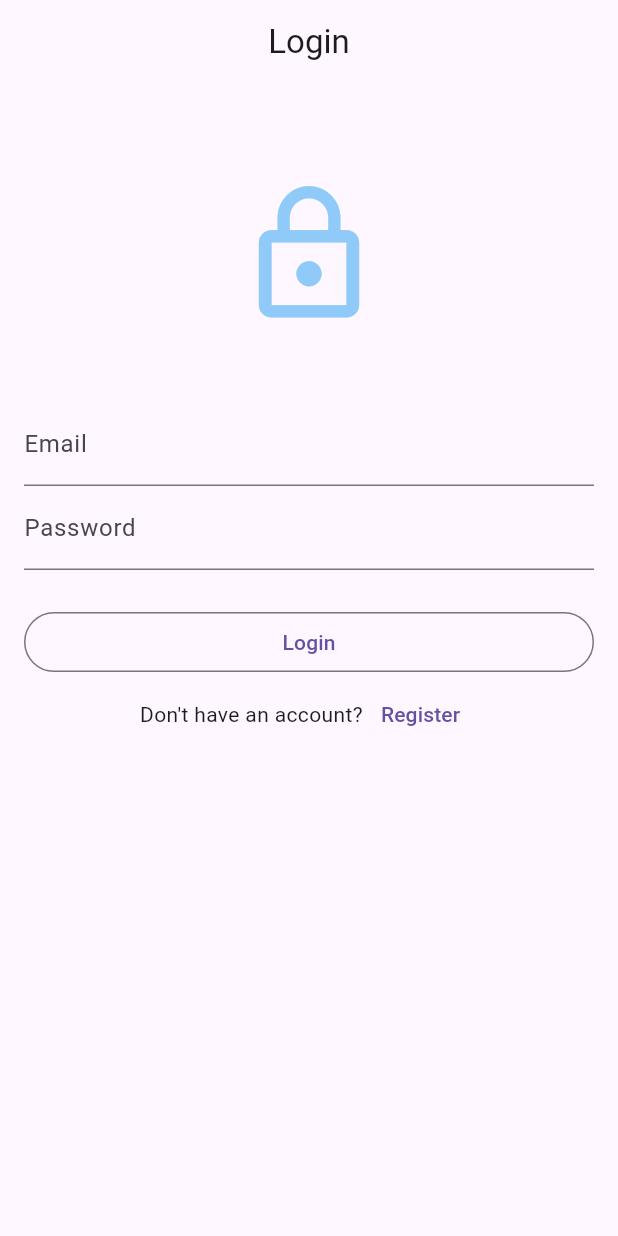
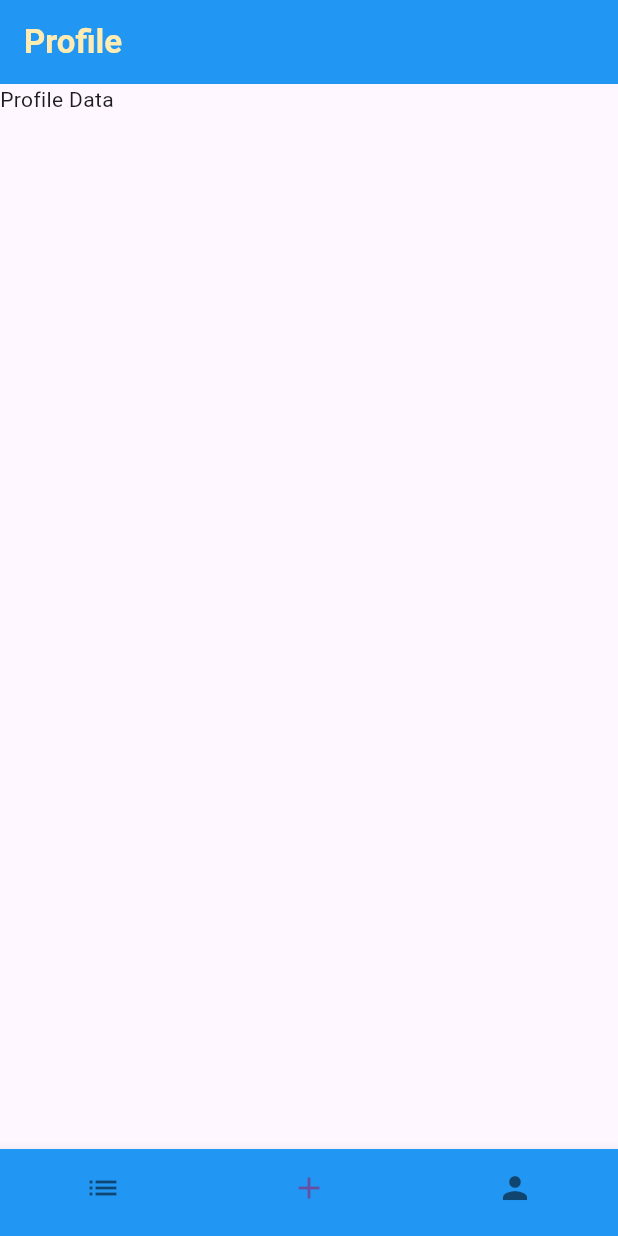
Before and after one commit to kyliantaguelmint/MobileProgrammingFinalProject, a Flutter app: the screen it shows after launch, on a phone screen of 412 x 824 dp. Run offline on Flutter 3.47's test engine with Material 3 defaults, Android fonts, the phone set to English and light mode, and no system bars; our stand-ins replace awesome_notifications, cloud_firestore, firebase_auth, firebase_core; accounts and stored records are empty.

Commit message:
Add profile screen with navigation (to do: Fetching profile data)

```diff
--- a/lib/main.dart
+++ b/lib/main.dart
@@ -1,3 +1,4 @@
+import 'package:firebase/screens/profile_screen.dart';
 import 'package:flutter/material.dart';
 import 'package:firebase_core/firebase_core.dart';
 import 'firebase_options.dart'; // Ce fichier est généré par `flutterfire configure`
@@ -21,10 +22,11 @@ class MyApp extends StatelessWidget {
 
   @override
   Widget build(BuildContext context) {
-    return MaterialApp(initialRoute: 'login', routes: {
+    return MaterialApp(initialRoute: 'profile', routes: {
       'home': (context) => HomeScreen(),
       'login': (context) => const LoginScreen(),
       'register': (context) => const RegisterScreen(),
+      'profile' : (context) => const ProfileScreen(),
     });
   }
 }
--- /dev/null
+++ b/lib/screens/profile_screen.dart
@@ -0,0 +1,81 @@
+//import 'package:firebase/database/profile.dart';
+//import 'package:firebase_auth/firebase_auth.dart';
+import 'package:flutter/material.dart';
+
+//to do : Fetching Profile data.
+
+
+class ProfileScreen extends StatefulWidget {
+  const ProfileScreen ({super.key});
+
+  @override
+  State<ProfileScreen> createState() => _ProfileScreenState();
+}
+
+class _ProfileScreenState extends State<ProfileScreen> {
+  int _selectedScreen = 1;
+
+  void _onButtonTapped (int i) {
+    if (i == _selectedScreen) return;
+    setState(() {
+      _selectedScreen = i;
+    });
+
+    if (i == 0) {
+      Navigator.pushReplacementNamed(context, 'home');
+    }
+    else if (i == 1){
+      // profile
+      Navigator.pushReplacementNamed(context, 'profile');
+    }
+
+  }
+
+  @override
+  Widget build(BuildContext context) {
+    return Scaffold(
+      appBar: AppBar(
+        title: Text (
+          'Profile',
+          style: TextStyle(
+            fontWeight: FontWeight.bold,
+            color: Colors.amber[100]),
+        ),
+        backgroundColor: Colors.blue,
+        ),
+      body: const Text('Profile Data'),
+      bottomNavigationBar: NavigationSection(
+        currentSection: _selectedScreen,
+        onTap: _onButtonTapped),
+    );
+  }
+}
+
+
+
+class NavigationSection extends StatelessWidget {
+  final int currentSection;
+  final ValueChanged<int> onTap;
+
+  const NavigationSection({
+    super.key,
+    required this.currentSection,
+    required this.onTap,
+  });
+
+  @override
+  Widget build(BuildContext context) {
+    return BottomNavigationBar(
+      backgroundColor: Colors.blue,
+      currentIndex: currentSection,
+      onTap: onTap,
+      showSelectedLabels: false,
+      showUnselectedLabels: false,
+      items: const [
+        BottomNavigationBarItem(icon: Icon(Icons.list), label: 'Home'),
+        BottomNavigationBarItem(icon: Icon(Icons.add), label: 'Article'),
+        BottomNavigationBarItem(icon: Icon(Icons.person), label: 'profile'),
+      ],
+    );
+  }
+}
```
Also changed, not shown: 1 other file.
